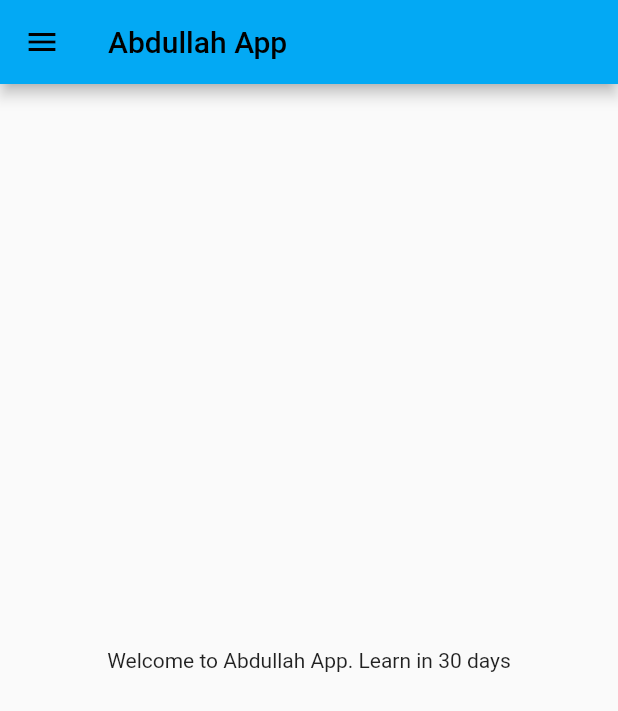
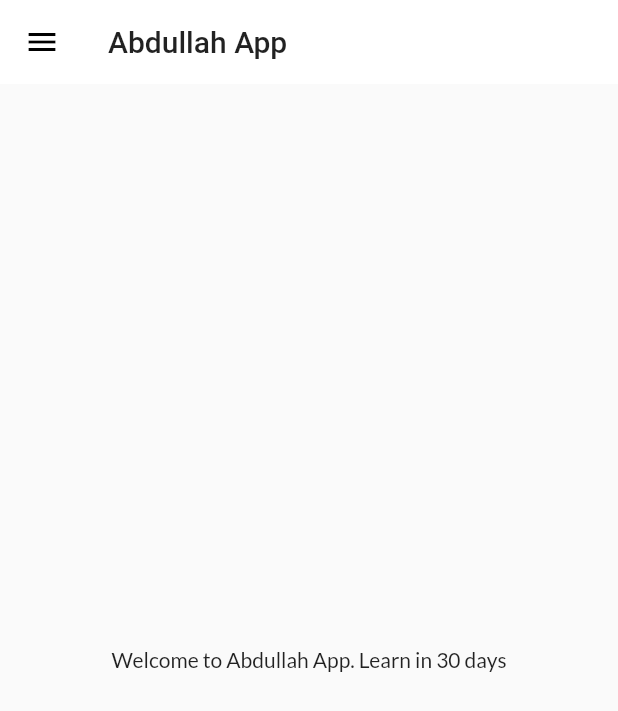
Before and after one commit to abdullah9fsd/Flutterwith30Days, a Flutter app: the screen it shows after launch, on a phone screen of 412 x 824 dp. Shown: the top 711 px of the screen. Run offline on Flutter 3.47's test engine with Material 2 defaults, Android fonts, the phone set to English and light mode, and no system bars; our stand-ins replace google_fonts.

Commit message:
themes extrected

```diff
--- a/lib/main.dart
+++ b/lib/main.dart
@@ -2,6 +2,7 @@ import 'package:flutter/material.dart';
 import 'package:flutter_catalog/pages/home_page.dart';
 import 'package:flutter_catalog/pages/login_page.dart';
 import 'package:flutter_catalog/utils/routes.dart';
+import 'package:flutter_catalog/widgets/theme.dart';
 import 'package:google_fonts/google_fonts.dart';
 
 void main() {
@@ -12,12 +13,10 @@ class MyApp extends StatelessWidget {
   @override
   Widget build(BuildContext context) {
     return MaterialApp(
+      debugShowCheckedModeBanner: false,
       themeMode: ThemeMode.light,
-      theme: ThemeData(
-          primarySwatch: Colors.lightBlue,
-          primaryTextTheme: GoogleFonts.latoTextTheme()),
-      darkTheme: ThemeData(brightness: Brightness.dark),
-      debugShowCheckedModeBanner: false,
+      theme: MyTheme.lightTheme(context),
+      darkTheme: MyTheme.darkTheme(context),
       initialRoute: MyRoutes.homeRoute,
       routes: {
         "/": (context) => LoginPage(),
--- /dev/null
+++ b/lib/widgets/theme.dart
@@ -0,0 +1,18 @@
+import 'package:flutter/material.dart';
+import 'package:google_fonts/google_fonts.dart';
+
+class MyTheme {
+  static ThemeData lightTheme(BuildContext context) => ThemeData(
+        primarySwatch: Colors.lightBlue,
+        fontFamily: GoogleFonts.lato().fontFamily,
+        appBarTheme: AppBarTheme(
+          color: Colors.white,
+          elevation: 0.0,
+          iconTheme: IconThemeData(color: Colors.black),
+          textTheme: Theme.of(context).textTheme,
+        ),
+      );
+  static ThemeData darkTheme(BuildContext context) => ThemeData(
+        brightness: Brightness.dark,
+      );
+}
```
